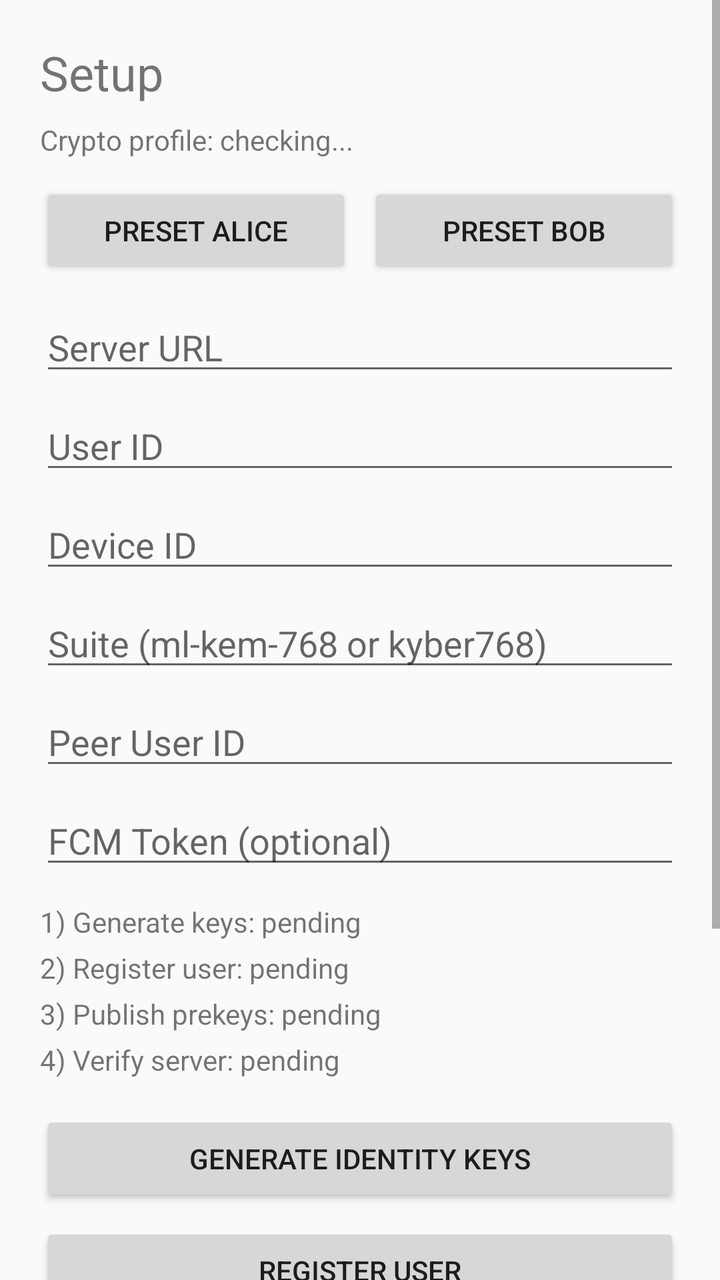
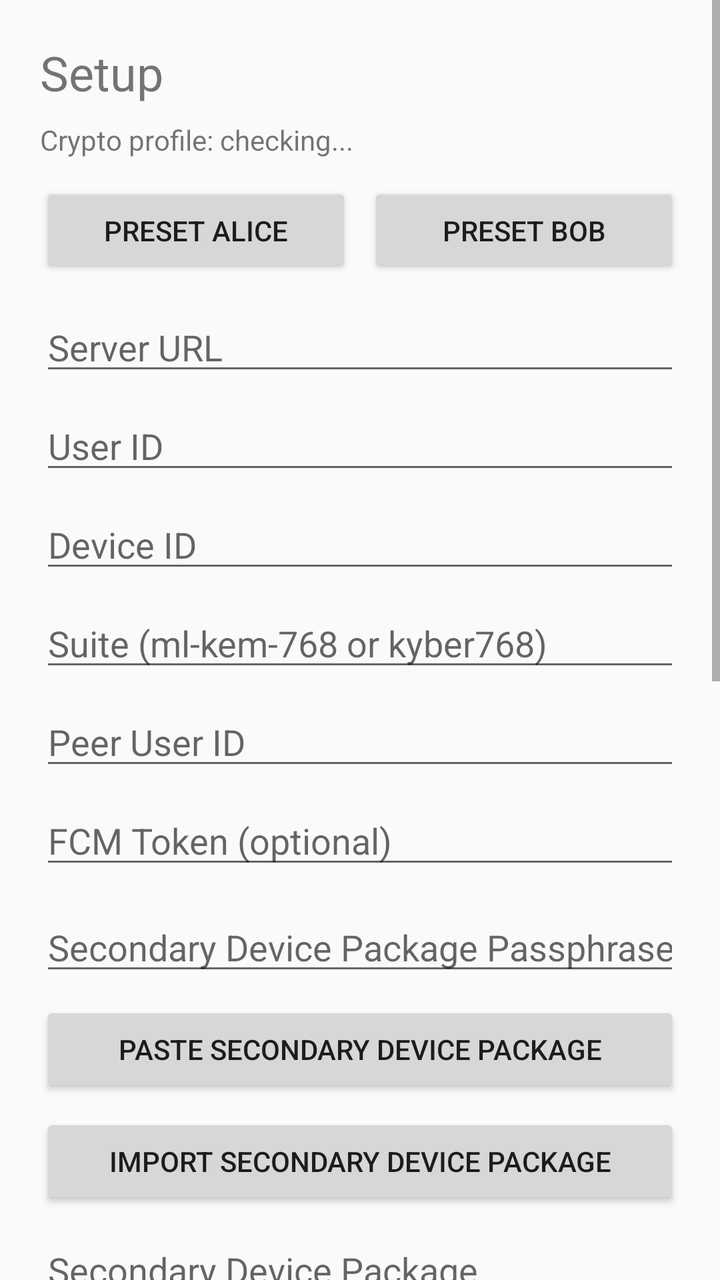

Screens rendered from an Android XML layout before and after an edit, with the pre-edit source and the edit as a unified diff.
<!-- AndroidManifest.xml: application theme Theme.AppCompat.Light.NoActionBar -->
<!-- res/layout/activity_setup.xml -->
<?xml version="1.0" encoding="utf-8"?>
<ScrollView xmlns:android="http://schemas.android.com/apk/res/android"
    android:layout_width="match_parent"
    android:layout_height="match_parent">

    <LinearLayout
        android:layout_width="match_parent"
        android:layout_height="wrap_content"
        android:orientation="vertical"
        android:padding="20dp">

        <TextView
            android:layout_width="wrap_content"
            android:layout_height="wrap_content"
            android:text="@string/setup_title"
            android:textSize="24sp" />

        <TextView
            android:id="@+id/textCryptoProfile"
            android:layout_width="match_parent"
            android:layout_height="wrap_content"
            android:layout_marginTop="8dp"
            android:text="@string/setup_crypto_profile_loading" />

        <LinearLayout
            android:layout_width="match_parent"
            android:layout_height="wrap_content"
            android:layout_marginTop="12dp"
            android:orientation="horizontal">

            <Button
                android:id="@+id/buttonPresetAlice"
                android:layout_width="0dp"
                android:layout_height="wrap_content"
                android:layout_weight="1"
                android:text="@string/button_preset_alice" />

            <Button
                android:id="@+id/buttonPresetBob"
                android:layout_width="0dp"
                android:layout_height="wrap_content"
                android:layout_marginStart="8dp"
                android:layout_weight="1"
                android:text="@string/button_preset_bob" />
        </LinearLayout>

        <EditText
            android:id="@+id/editServer"
            android:layout_width="match_parent"
            android:layout_height="wrap_content"
            android:layout_marginTop="12dp"
            android:hint="@string/hint_server"
            android:inputType="textUri" />

        <EditText
            android:id="@+id/editUser"
            android:layout_width="match_parent"
            android:layout_height="wrap_content"
            android:layout_marginTop="8dp"
            android:hint="@string/hint_user"
            android:inputType="text" />

        <EditText
            android:id="@+id/editDevice"
            android:layout_width="match_parent"
            android:layout_height="wrap_content"
            android:layout_marginTop="8dp"
            android:hint="@string/hint_device"
            android:inputType="text" />

        <EditText
            android:id="@+id/editSuite"
            android:layout_width="match_parent"
            android:layout_height="wrap_content"
            android:layout_marginTop="8dp"
            android:hint="@string/hint_suite"
            android:inputType="text" />

        <EditText
            android:id="@+id/editPeer"
            android:layout_width="match_parent"
            android:layout_height="wrap_content"
            android:layout_marginTop="8dp"
            android:hint="@string/hint_peer"
            android:inputType="text" />

        <EditText
            android:id="@+id/editPushToken"
            android:layout_width="match_parent"
            android:layout_height="wrap_content"
            android:layout_marginTop="8dp"
            android:hint="@string/hint_push_token"
            android:inputType="text" />

        <TextView
            android:id="@+id/textStepKeys"
            android:layout_width="match_parent"
            android:layout_height="wrap_content"
            android:layout_marginTop="12dp"
            android:text="@string/setup_step_keys_pending" />

        <TextView
            android:id="@+id/textStepRegister"
            android:layout_width="match_parent"
            android:layout_height="wrap_content"
            android:layout_marginTop="4dp"
            android:text="@string/setup_step_register_pending" />

        <TextView
            android:id="@+id/textStepPublish"
            android:layout_width="match_parent"
            android:layout_height="wrap_content"
            android:layout_marginTop="4dp"
            android:text="@string/setup_step_publish_pending" />

        <TextView
            android:id="@+id/textStepVerify"
            android:layout_width="match_parent"
            android:layout_height="wrap_content"
            android:layout_marginTop="4dp"
            android:text="@string/setup_step_verify_pending" />

        <Button
            android:id="@+id/buttonGenerate"
            android:layout_width="match_parent"
            android:layout_height="wrap_content"
            android:layout_marginTop="16dp"
            android:text="@string/button_generate" />

        <Button
            android:id="@+id/buttonRegister"
            android:layout_width="match_parent"
            android:layout_height="wrap_content"
            android:layout_marginTop="8dp"
            android:text="@string/button_register" />

        <Button
            android:id="@+id/buttonPublish"
            android:layout_width="match_parent"
            android:layout_height="wrap_content"
            android:layout_marginTop="8dp"
            android:text="@string/button_publish" />

        <Button
            android:id="@+id/buttonVerifyServer"
            android:layout_width="match_parent"
            android:layout_height="wrap_content"
            android:layout_marginTop="8dp"
            android:text="@string/button_verify_server" />

        <Button
            android:id="@+id/buttonOpenChat"
            android:layout_width="match_parent"
            android:layout_height="wrap_content"
            android:layout_marginTop="8dp"
            android:text="@string/button_open_chat" />

        <TextView
            android:id="@+id/textStatusSetup"
            android:layout_width="match_parent"
            android:layout_height="wrap_content"
            android:layout_marginTop="16dp"
            android:text="@string/status_ready" />

        <TextView
            android:id="@+id/textErrorSummarySetup"
            android:layout_width="match_parent"
            android:layout_height="wrap_content"
            android:layout_marginTop="8dp"
            android:textColor="#B00020"
            android:visibility="gone" />

        <Button
            android:id="@+id/buttonToggleErrorDetailsSetup"
            android:layout_width="match_parent"
            android:layout_height="wrap_content"
            android:layout_marginTop="4dp"
            android:text="@string/button_show_error_details"
            android:visibility="gone" />

        <TextView
            android:id="@+id/textErrorDetailsSetup"
            android:layout_width="match_parent"
            android:layout_height="wrap_content"
            android:layout_marginTop="4dp"
            android:background="#F1F1F1"
            android:padding="8dp"
            android:textIsSelectable="true"
            android:visibility="gone" />
    </LinearLayout>
</ScrollView>
<!-- resources referenced by this layout -->
<resources>
  <string name="button_generate">Generate Identity Keys</string>
  <string name="button_open_chat">Open Conversations</string>
  <string name="button_preset_alice">Preset Alice</string>
  <string name="button_preset_bob">Preset Bob</string>
  <string name="button_publish">Publish Prekeys</string>
  <string name="button_register">Register User</string>
  <string name="button_show_error_details">Show technical details</string>
  <string name="button_verify_server">Verify Server</string>
  <string name="hint_device">Device ID</string>
  <string name="hint_peer">Peer User ID</string>
  <string name="hint_push_token">FCM Token (optional)</string>
  <string name="hint_server">Server URL</string>
  <string name="hint_suite">Suite (ml-kem-768 or kyber768)</string>
  <string name="hint_user">User ID</string>
  <string name="setup_crypto_profile_loading">Crypto profile: checking...</string>
  <string name="setup_step_keys_pending">1) Generate keys: pending</string>
  <string name="setup_step_publish_pending">3) Publish prekeys: pending</string>
  <string name="setup_step_register_pending">2) Register user: pending</string>
  <string name="setup_step_verify_pending">4) Verify server: pending</string>
  <string name="setup_title">Setup</string>
  <string name="status_ready">Ready</string>
</resources>

<!-- the commit's change to res/layout/activity_setup.xml (unified diff, before → after) -->
@@ -92,6 +92,40 @@
             android:hint="@string/hint_push_token"
             android:inputType="text" />
 
+        <EditText
+            android:id="@+id/editOnboardingPassphrase"
+            android:layout_width="match_parent"
+            android:layout_height="wrap_content"
+            android:layout_marginTop="12dp"
+            android:hint="@string/hint_onboarding_passphrase"
+            android:inputType="textPassword" />
+
+        <Button
+            android:id="@+id/buttonPasteOnboardingPackage"
+            android:layout_width="match_parent"
+            android:layout_height="wrap_content"
+            android:layout_marginTop="8dp"
+            android:text="@string/button_paste_onboarding_package" />
+
+        <Button
+            android:id="@+id/buttonImportOnboardingPackage"
+            android:layout_width="match_parent"
+            android:layout_height="wrap_content"
+            android:layout_marginTop="8dp"
+            android:text="@string/button_import_onboarding_package" />
+
+        <EditText
+            android:id="@+id/editOnboardingPackage"
+            android:layout_width="match_parent"
+            android:layout_height="wrap_content"
+            android:layout_marginTop="8dp"
+            android:gravity="top|start"
+            android:hint="@string/hint_onboarding_package"
+            android:inputType="textMultiLine"
+            android:minLines="6"
+            android:scrollbars="vertical"
+            android:textIsSelectable="true" />
+
         <TextView
             android:id="@+id/textStepKeys"
             android:layout_width="match_parent"
<!-- resource entries referenced after the edit -->
@@ -1,7 +1,9 @@
 <!-- resources referenced by this layout -->
 <resources>
   <string name="button_generate">Generate Identity Keys</string>
+  <string name="button_import_onboarding_package">Import Secondary Device Package</string>
   <string name="button_open_chat">Open Conversations</string>
+  <string name="button_paste_onboarding_package">Paste Secondary Device Package</string>
   <string name="button_preset_alice">Preset Alice</string>
   <string name="button_preset_bob">Preset Bob</string>
   <string name="button_publish">Publish Prekeys</string>
@@ -9,6 +11,8 @@
   <string name="button_show_error_details">Show technical details</string>
   <string name="button_verify_server">Verify Server</string>
   <string name="hint_device">Device ID</string>
+  <string name="hint_onboarding_package">Secondary Device Package</string>
+  <string name="hint_onboarding_passphrase">Secondary Device Package Passphrase</string>
   <string name="hint_peer">Peer User ID</string>
   <string name="hint_push_token">FCM Token (optional)</string>
   <string name="hint_server">Server URL</string>
